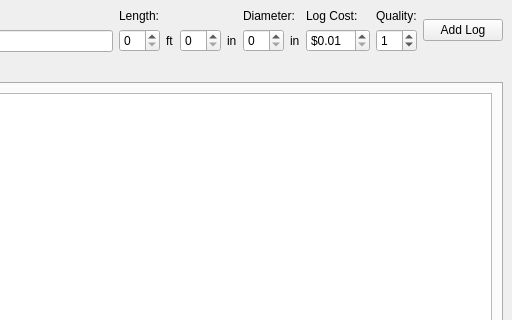
This is ui/mainwindow.ui in thelenlucas/Senior-Design as Qt 5 draws it before an edit; both pictures show x 460 to 972 and y 0 to 320 of the 972 by 567 pixel window. The edited form follows.
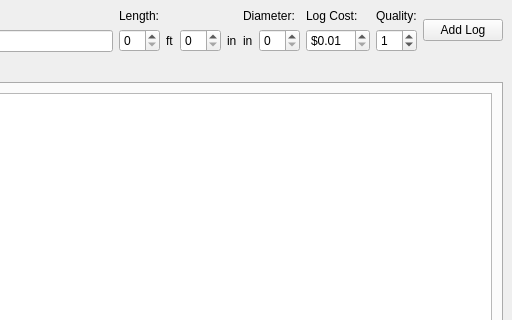
This is the edited form.

What changed in the file:
```diff
--- a/ui/mainwindow.ui
+++ b/ui/mainwindow.ui
@@ -83,7 +83,7 @@
              </widget>
             </item>
             <item>
-             <widget class="QSpinBox" name="diamIn"/>
+             <widget class="QSpinBox" name="lenIn"/>
             </item>
             <item>
              <widget class="QLabel" name="label_3">
@@ -107,9 +107,6 @@
           </item>
           <item>
            <layout class="QHBoxLayout" name="horizontalLayout_3">
-            <item>
-             <widget class="QSpinBox" name="lenIn"/>
-            </item>
             <item>
              <widget class="QLabel" name="label_6">
               <property name="text">
@@ -117,6 +114,9 @@
               </property>
              </widget>
             </item>
+            <item>
+             <widget class="QSpinBox" name="diamIn"/>
+            </item>
            </layout>
           </item>
          </layout>
```
